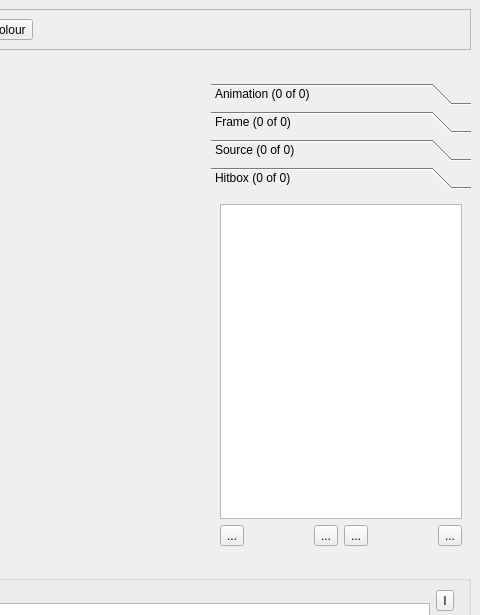
RSDKModding/RetroED, file RetroEDv2/tools/animationeditor.ui: the form before one commit; both pictures show x 686 to 1166 and y 0 to 615 of the 1166 by 766 pixel window.
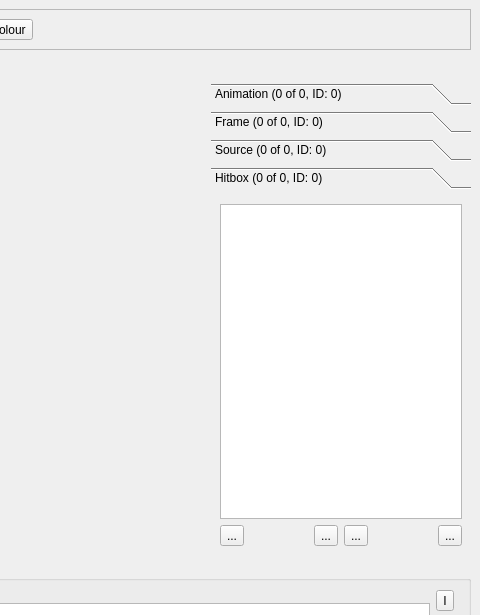
The form after the commit. The open tabs and pages were chosen to show the change. Icons and pictures are not drawn.

Patch:
```diff
--- a/RetroEDv2/tools/animationeditor.ui
+++ b/RetroEDv2/tools/animationeditor.ui
@@ -563,7 +563,7 @@
        </rect>
       </property>
       <attribute name="label">
-       <string>Animation (0 of 0)</string>
+       <string>Animation (0 of 0, ID: 0)</string>
       </attribute>
       <layout class="QVBoxLayout" name="verticalLayout_3">
        <property name="leftMargin">
@@ -749,7 +749,7 @@
        </rect>
       </property>
       <attribute name="label">
-       <string>Frame (0 of 0)</string>
+       <string>Frame (0 of 0, ID: 0)</string>
       </attribute>
       <layout class="QVBoxLayout" name="verticalLayout_2">
        <property name="leftMargin">
@@ -1246,7 +1246,7 @@
        </rect>
       </property>
       <attribute name="label">
-       <string>Source (0 of 0)</string>
+       <string>Source (0 of 0, ID: 0)</string>
       </attribute>
       <layout class="QGridLayout" name="gridLayout_14">
        <item row="0" column="0" colspan="2">
@@ -1369,7 +1369,7 @@
        </rect>
       </property>
       <attribute name="label">
-       <string>Hitbox (0 of 0)</string>
+       <string>Hitbox (0 of 0, ID: 0)</string>
       </attribute>
       <layout class="QGridLayout" name="gridLayout_11">
        <property name="leftMargin">
```
Left out of the diff: 2 changed lines with no effect on the pictures.
